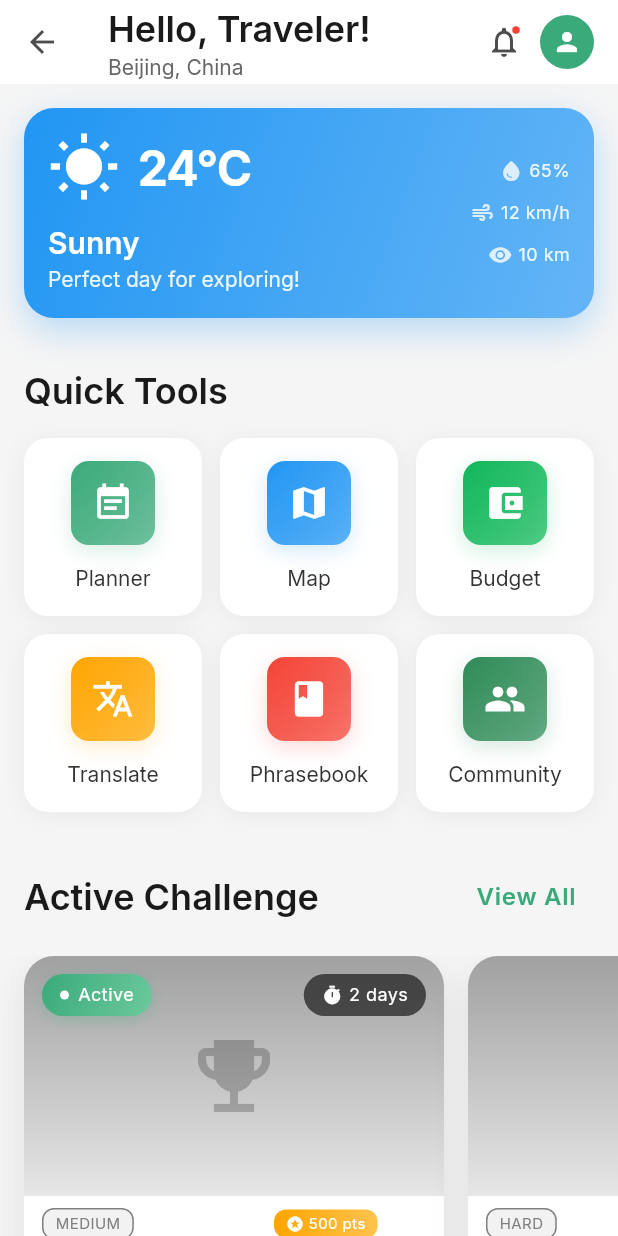
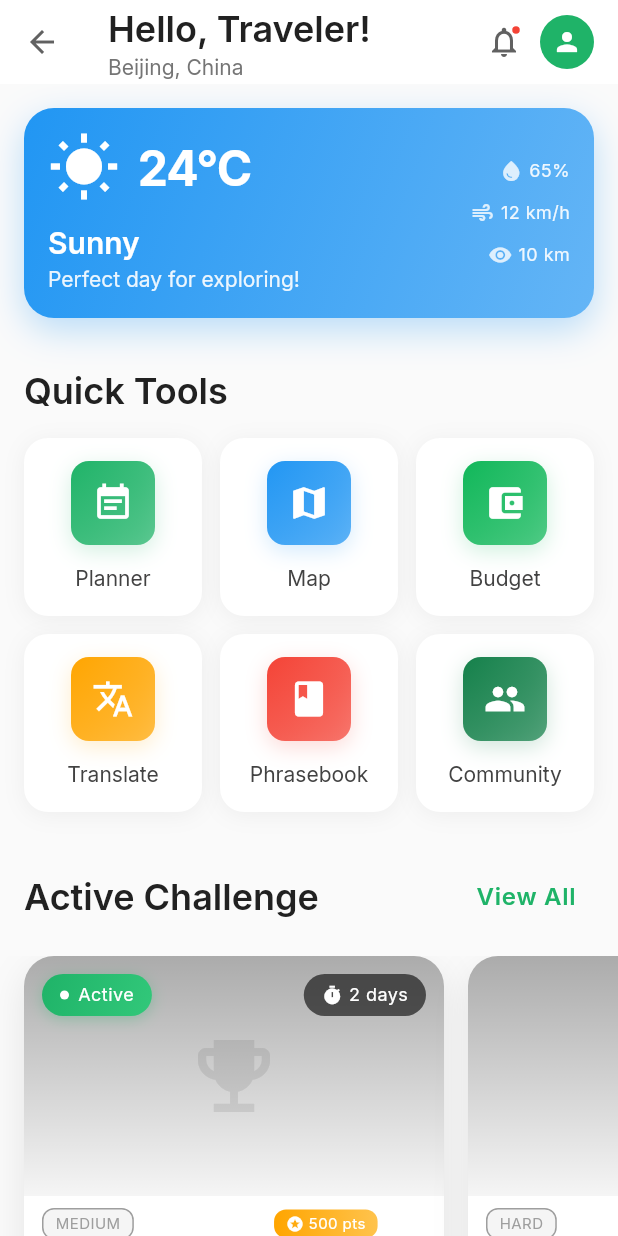
Before and after one commit to calvinxia/WanderChina, a Flutter app: the HomeScreen screen opened directly, on a phone screen of 412 x 824 dp. Run offline on Flutter 3.47's test engine with Material 3 defaults, Android fonts, the phone set to English and light mode, and no system bars; drawn by our look-alikes of flutter_animate; our stand-ins replace audioplayers, dio, flutter_riverpod, google_fonts, shared_preferences; missing offline and left inert: amap_flutter_location, amap_map, record, x_amap_base; accounts and stored records are empty.

Commit message:
ui: Step UI-1 — bottom navigation bar unified with new color system
- Updated .gitignore to exclude all .md files and API key files
  - Added exclusion for *.md and **/*.md
  - Added exclusion for API keys in .rtf and .csv formats
- Rewrote lib/core/theme/app_colors.dart with MVP v2.0 color specifications
  - Updated jade500 from #3BAA7A to #1FB368 (brand primary)
  - Added complete jade color scale (jade50-jade700)
  - Added INK color series (ink500-ink900) for dark backgrounds
  - Added logo brand colors (logoDark, logoBiscuit, warmGold)
  - Added orange accent color (#E8723A) for voice button
- Updated lib/widgets/common/app_bottom_navigation.dart
  - Replaced hardcoded Color(0xFF10B981) with AppColors.jade500
  - Replaced Colors.grey[400] with AppColors.gray400
  - Replaced Colors.grey[200] with AppColors.gray200
  - Updated documentation to reflect correct jade500 hex value
- Deleted deprecated lib/widgets/navigation/bottom_nav_bar.dart
- Verified main_screen.dart configuration (5 tabs: Home/Map/Planner/Voice/Me)

🤖 Generated with [Claude Code](https://claude.com/claude-code)

Co-Authored-By: Claude <noreply@anthropic.com>

```diff
--- a/MVP/Front_end/mobile_app/lib/core/theme/app_colors.dart
+++ b/MVP/Front_end/mobile_app/lib/core/theme/app_colors.dart
@@ -1,86 +1,111 @@
 import 'package:flutter/material.dart';
 
 /// WanderChina Color System
-/// Based on Figma Design System
+/// Based on MVP v2.0 Design Specifications
 class AppColors {
   AppColors._();
 
   // ============================================================================
-  // PRIMARY COLORS - Jade Green
+  // PRIMARY COLORS - Jade Green (Custom scale, not Material Green)
   // ============================================================================
-  static const Color jade900 = Color(0xFF1B5E3D);
-  static const Color jade700 = Color(0xFF2E8B57);
-  static const Color jade500 = Color(0xFF3BAA7A); // Main brand color
-  static const Color jade300 = Color(0xFF6BC99D);
-  static const Color jade100 = Color(0xFFB8E6D5);
+  static const Color jade50 = Color(0xFFE4F9ED);
+  static const Color jade100 = Color(0xFFB0EDC8);
+  static const Color jade200 = Color(0xFF6EDBA0);
+  static const Color jade300 = Color(0xFF4DD18D);
+  static const Color jade400 = Color(0xFF32C87A);
+  static const Color jade500 = Color(0xFF1FB368); // Brand primary
+  static const Color jade600 = Color(0xFF189A58);
+  static const Color jade700 = Color(0xFF14804A);
+  static const Color jade900 = Color(0xFF0D5230);
 
   static const Color primary = jade500;
   static const Color primaryDark = jade700;
-  static const Color primaryLight = jade300;
+  static const Color primaryLight = jade400;
 
   // ============================================================================
-  // SECONDARY COLORS - Sandstone
+  // VOICE / ACCENT COLORS
+  // ============================================================================
+  static const Color orange = Color(0xFFE8723A); // Voice button, high-priority POI badge
+
+  // ============================================================================
+  // LOGO / BRAND MARK COLORS
+  // ============================================================================
+  static const Color logoDark = Color(0xFF1A1A1E); // Logo background
+  static const Color logoBiscuit = Color(0xFFE8D5C4); // Logo WW stroke color
+  static const Color warmGold = Color(0xFFD4A853); // Onboarding slide 2, language accent
+
+  // ============================================================================
+  // INK (Deep background series — header, onboarding, splash)
+  // ============================================================================
+  static const Color ink900 = Color(0xFF16162A); // Deepest, main background
+  static const Color ink800 = Color(0xFF1E1E38);
+  static const Color ink700 = Color(0xFF2A2A48); // Header gradient end
+  static const Color ink600 = Color(0xFF383860); // Mountain silhouette front layer
+  static const Color ink500 = Color(0xFF50507A);
+
+  // ============================================================================
+  // SEMANTIC COLORS
+  // ============================================================================
+
+  // Error (Red)
+  static const Color error100 = Color(0xFFFFCDD2);
+  static const Color error300 = Color(0xFFEF5350);
+  static const Color error500 = Color(0xFFF44336);
+  static const Color error700 = Color(0xFFC62828);
+  static const Color error = error500;
+
+  // Success (Green)
+  static const Color success100 = Color(0xFFD4F4E2);
+  static const Color success300 = Color(0xFF6FDB9F);
+  static const Color success500 = Color(0xFF10B759);
+  static const Color success700 = Color(0xFF0F7B3E);
+  static const Color success = success500;
+
+  // Warning (Yellow/Orange)
+  static const Color warning100 = Color(0xFFFFE9B8);
+  static const Color warning300 = Color(0xFFFFC34D);
+  static const Color warning500 = Color(0xFFFFA500);
+  static const Color warning700 = Color(0xFFB76E00);
+  static const Color warning = warning500;
+
+  // Info (Blue)
+  static const Color info100 = Color(0xFFBBDEFB);
+  static const Color info300 = Color(0xFF64B5F6);
+  static const Color info500 = Color(0xFF2196F3);
+  static const Color info700 = Color(0xFF1565C0);
+  static const Color info = info500;
+
+  // ============================================================================
+  // NEUTRAL COLORS - Gray Scale
+  // ============================================================================
+  static const Color gray50 = Color(0xFFFAFAFA);
+  static const Color gray100 = Color(0xFFF5F5F5);
+  static const Color gray200 = Color(0xFFEEEEEE);
+  static const Color gray300 = Color(0xFFE0E0E0);
+  static const Color gray400 = Color(0xFFBDBDBD);
+  static const Color gray500 = Color(0xFF9E9E9E);
+  static const Color gray600 = Color(0xFF757575);
+  static const Color gray700 = Color(0xFF616161);
+  static const Color gray800 = Color(0xFF424242);
+  static const Color gray900 = Color(0xFF212121);
+
+  static const Color textPrimary = gray900;
+  static const Color textSecondary = gray700;
+  static const Color border = gray200;
+  static const Color background = gray50;
+
+  // ============================================================================
+  // SECONDARY COLORS - Sandstone (kept for backwards compatibility)
   // ============================================================================
   static const Color sand900 = Color(0xFFC4A87D);
   static const Color sand700 = Color(0xFFD9C299);
-  static const Color sand500 = Color(0xFFF5E4C3); // Accent color
+  static const Color sand500 = Color(0xFFF5E4C3);
   static const Color sand300 = Color(0xFFF8EDDA);
   static const Color sand100 = Color(0xFFFBF6ED);
 
   static const Color secondary = sand500;
   static const Color secondaryDark = sand700;
   static const Color secondaryLight = sand300;
-
-  // ============================================================================
-  // NEUTRAL COLORS - Gray Scale
-  // ============================================================================
-  static const Color gray900 = Color(0xFF1A1A1A);
-  static const Color gray800 = Color(0xFF333333); // Primary text
-  static const Color gray700 = Color(0xFF4D4D4D);
-  static const Color gray600 = Color(0xFF666666);
-  static const Color gray500 = Color(0xFF808080);
-  static const Color gray400 = Color(0xFF999999); // Secondary text
-  static const Color gray300 = Color(0xFFB3B3B3);
-  static const Color gray200 = Color(0xFFCCCCCC); // Borders
-  static const Color gray100 = Color(0xFFE6E6E6); // Light backgrounds
-  static const Color gray50 = Color(0xFFF5F5F5);
-
-  static const Color textPrimary = gray800;
-  static const Color textSecondary = gray400;
-  static const Color border = gray200;
-  static const Color background = gray50;
-
-  // ============================================================================
-  // SEMANTIC COLORS
-  // ============================================================================
-
-  // Success (Green)
-  static const Color success700 = Color(0xFF0F7B3E);
-  static const Color success500 = Color(0xFF10B759);
-  static const Color success300 = Color(0xFF6FDB9F);
-  static const Color success100 = Color(0xFFD4F4E2);
-  static const Color success = success500;
-
-  // Warning (Yellow)
-  static const Color warning700 = Color(0xFFB76E00);
-  static const Color warning500 = Color(0xFFFFA500);
-  static const Color warning300 = Color(0xFFFFC34D);
-  static const Color warning100 = Color(0xFFFFE9B8);
-  static const Color warning = warning500;
-
-  // Error (Red)
-  static const Color error700 = Color(0xFFC62828);
-  static const Color error500 = Color(0xFFF44336);
-  static const Color error300 = Color(0xFFEF5350);
-  static const Color error100 = Color(0xFFFFCDD2);
-  static const Color error = error500;
-
-  // Info (Blue)
-  static const Color info700 = Color(0xFF1565C0);
-  static const Color info500 = Color(0xFF2196F3);
-  static const Color info300 = Color(0xFF64B5F6);
-  static const Color info100 = Color(0xFFBBDEFB);
-  static const Color info = info500;
 
   // ============================================================================
   // DARK MODE COLORS
@@ -102,7 +127,7 @@ class AppColors {
   static const LinearGradient primaryGradient = LinearGradient(
     begin: Alignment.topLeft,
     end: Alignment.bottomRight,
-    colors: [jade500, jade300],
+    colors: [jade500, jade400],
   );
 
   static const LinearGradient secondaryGradient = LinearGradient(
@@ -114,7 +139,7 @@ class AppColors {
   static const LinearGradient successGradient = LinearGradient(
     begin: Alignment.topLeft,
     end: Alignment.bottomRight,
-    colors: [success500, success300],
+    colors: [Color(0xFF4CAF50), Color(0xFF66BB6A)],
   );
 
   // Hero gradient for splash/onboarding
@@ -129,6 +154,13 @@ class AppColors {
     begin: Alignment.topLeft,
     end: Alignment.bottomRight,
     colors: [jade500, jade700],
+  );
+
+  // Header gradient (INK series)
+  static const LinearGradient headerGradient = LinearGradient(
+    begin: Alignment(0.2, -1),
+    end: Alignment(-0.2, 1),
+    colors: [ink900, ink700],
   );
 
   // ============================================================================
@@ -166,10 +198,10 @@ class AppColors {
 
   // Jade shadow for primary buttons
   static BoxShadow get jadeShadow => BoxShadow(
-    color: jade500.withOpacity(0.2),
-    offset: const Offset(0, 2),
-    blurRadius: 8,
-  );
+        color: jade500.withOpacity(0.2),
+        offset: const Offset(0, 2),
+        blurRadius: 8,
+      );
 
   // ============================================================================
   // HELPER METHODS
@@ -179,15 +211,15 @@ class AppColors {
   static Color getDifficultyColor(String difficulty) {
     switch (difficulty.toLowerCase()) {
       case 'beginner':
-        return success500;
+        return success;
       case 'intermediate':
-        return warning500;
+        return warmGold;
       case 'advanced':
         return error500;
       case 'expert':
-        return error700;
+        return Color(0xFFC62828);
       case 'master':
-        return jade900;
+        return jade700;
       default:
         return gray500;
     }
@@ -199,11 +231,11 @@ class AppColors {
       case 'common':
         return gray500;
       case 'rare':
-        return info500;
+        return Color(0xFF2196F3); // Blue
       case 'epic':
-        return const Color(0xFF9C27B0); // Purple
+        return Color(0xFF9C27B0); // Purple
       case 'legendary':
-        return const Color(0xFFFFD700); // Gold
+        return warmGold;
       default:
         return gray500;
     }
@@ -213,19 +245,19 @@ class AppColors {
   static Color getCategoryColor(String category) {
     switch (category.toLowerCase()) {
       case 'food':
-        return const Color(0xFFFF6B6B);
+        return orange;
       case 'accommodation':
-        return const Color(0xFF4ECDC4);
+        return Color(0xFF4ECDC4);
       case 'transport':
-        return const Color(0xFF45B7D1);
+        return Color(0xFF45B7D1);
       case 'attractions':
-        return const Color(0xFFFFA07A);
+        return Color(0xFFFFA07A);
       case 'nature':
-        return const Color(0xFF98D8C8);
+        return Color(0xFF98D8C8);
       case 'culture':
-        return const Color(0xFFBA68C8);
+        return Color(0xFFBA68C8);
       case 'shopping':
-        return const Color(0xFFFFB74D);
+        return warmGold;
       default:
         return jade500;
     }
```
Also changed, not shown: MVP/Front_end/mobile_app/lib/widgets/common/app_bottom_navigation.dart (+4 -3 lines), MVP/Front_end/mobile_app/lib/widgets/navigation/bottom_nav_bar.dart (deleted, +0 -142 lines), 1 other file.
